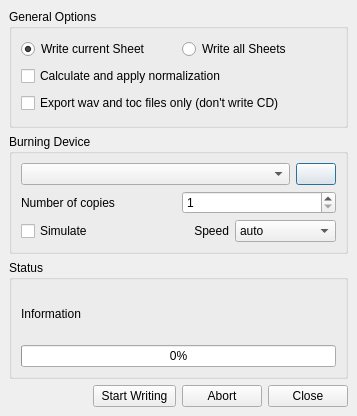
First picture: the form in src/traverso/ui/CDWritingDialog.ui, repository ErwanLegrand/Traverso-DAW, before the edit.
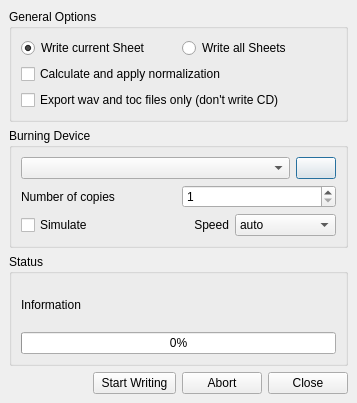
Second picture: the form after the edit.

Commit message: * Explicitely set the ExportSpecification for the export thread! * Make it impossible to show both export and cd burning dialogs at the same time * add some command line debug output

Patch:
```diff
--- a/src/traverso/ui/CDWritingDialog.ui
+++ b/src/traverso/ui/CDWritingDialog.ui
@@ -6,7 +6,7 @@
     <x>0</x>
     <y>0</y>
     <width>357</width>
-    <height>416</height>
+    <height>403</height>
    </rect>
   </property>
   <property name="windowTitle" >
```
The commit also changes 5 other files.
